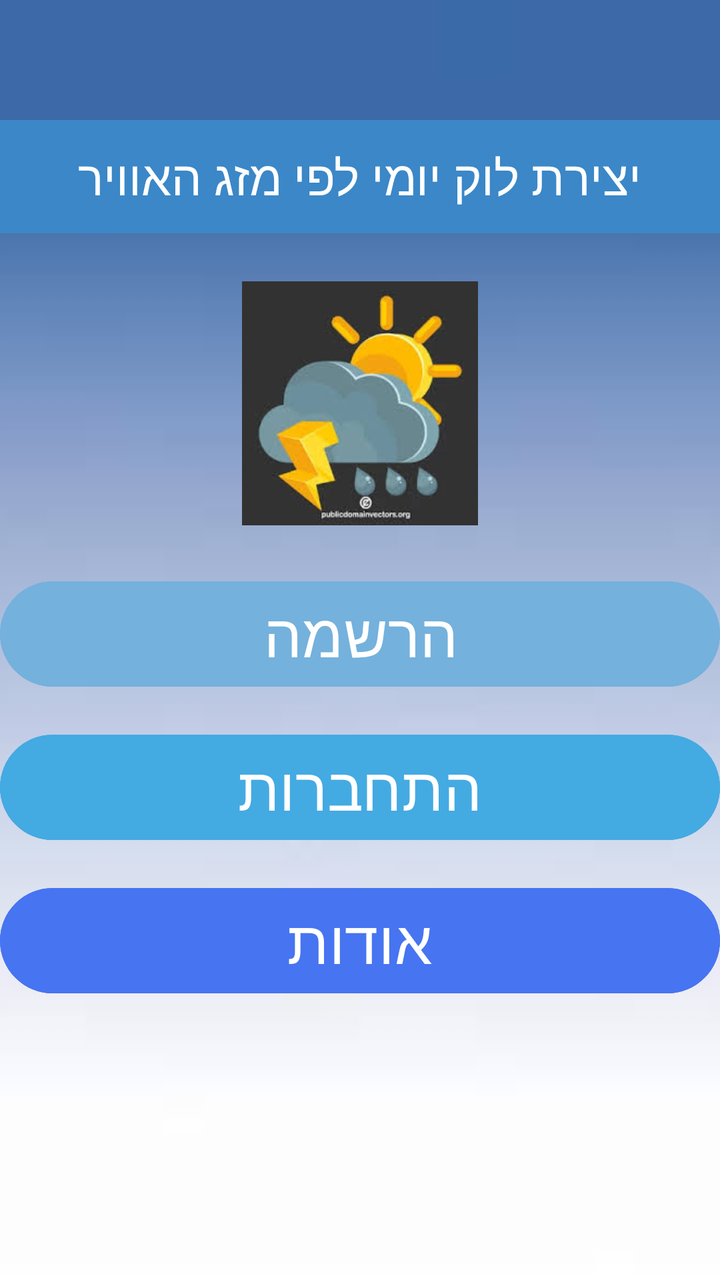
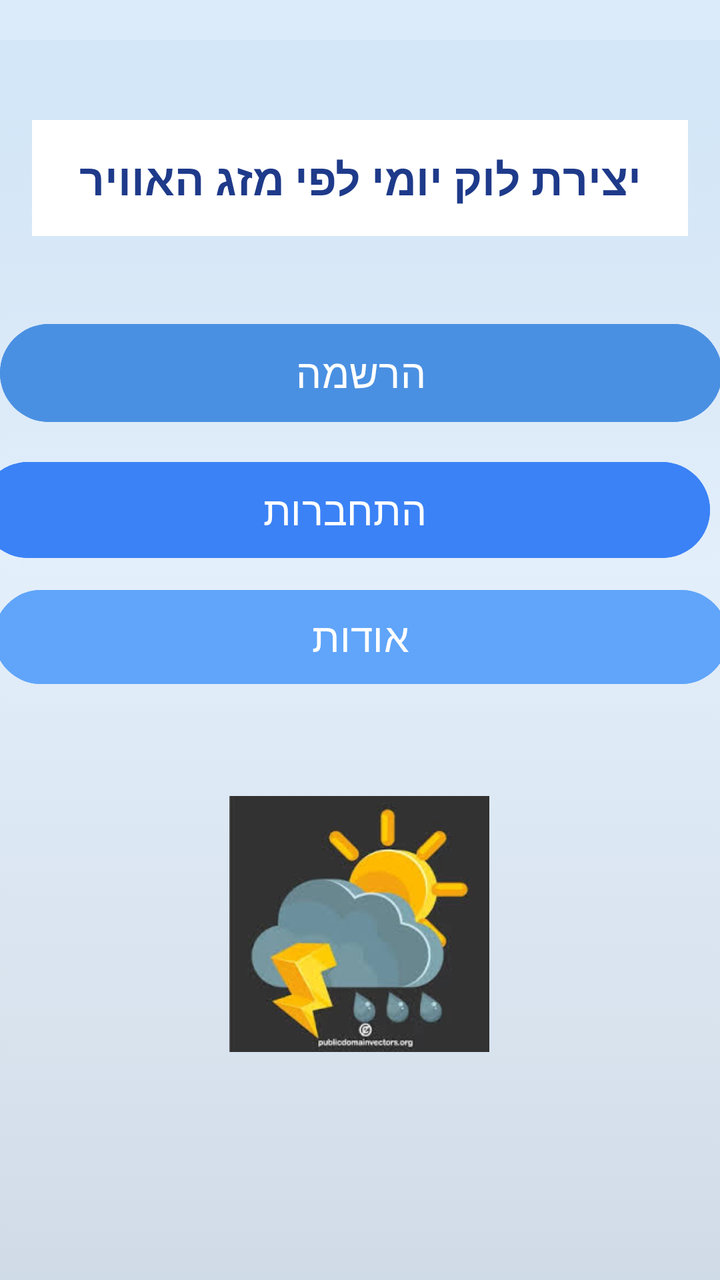

An Android layout rendered at two revisions. The XML below is the earlier revision; the diff shows what the commit changed to produce the second picture.
<!-- AndroidManifest.xml: application theme Theme.ProjectX -->
<!-- res/layout/activity_main.xml -->
<?xml version="1.0" encoding="utf-8"?>
<androidx.constraintlayout.widget.ConstraintLayout
    xmlns:android="http://schemas.android.com/apk/res/android"
    xmlns:app="http://schemas.android.com/apk/res-auto"
    xmlns:tools="http://schemas.android.com/tools"
    android:id="@+id/main"
    android:layout_width="match_parent"
    android:layout_height="match_parent"
    android:background="@android:color/holo_blue_light"
    tools:context=".MainActivity">


    <ImageView
        android:id="@+id/backgroundImage"
        android:layout_width="match_parent"
        android:layout_height="match_parent"
        android:scaleType="centerCrop"
        android:src="@drawable/backgrond1"
        android:clickable="false"
        android:focusable="false"
        android:focusableInTouchMode="false"
        app:layout_constraintBottom_toBottomOf="parent"
        app:layout_constraintEnd_toEndOf="parent"
        app:layout_constraintStart_toStartOf="parent"
        app:layout_constraintTop_toTopOf="parent" />


    <TextView
        android:id="@+id/titleText"
        android:layout_width="0dp"
        android:layout_height="wrap_content"
        android:text="יצירת לוק יומי לפי מזג האוויר"
        android:textColor="#FFFFFF"
        android:textSize="24sp"
        android:gravity="center"
        android:background="#3B87C7"
        android:layout_marginTop="60dp"
        android:padding="12dp"
        app:layout_constraintTop_toTopOf="parent"
        app:layout_constraintStart_toStartOf="parent"
        app:layout_constraintEnd_toEndOf="parent" />


    <ImageView
        android:id="@+id/logo"
        android:layout_width="118dp"
        android:layout_height="122dp"
        android:layout_marginTop="24dp"
        android:scaleType="centerCrop"
        android:src="@drawable/logo"
        app:layout_constraintTop_toBottomOf="@id/titleText"
        app:layout_constraintStart_toStartOf="parent"
        app:layout_constraintEnd_toEndOf="parent" />


    <Button
        android:id="@+id/newacc"
        android:layout_width="0dp"
        android:layout_height="wrap_content"
        android:layout_marginTop="24dp"
        android:backgroundTint="#74B1DC"
        android:text="הרשמה"
        android:textSize="30sp"
        app:layout_constraintTop_toBottomOf="@id/logo"
        app:layout_constraintStart_toStartOf="parent"
        app:layout_constraintEnd_toEndOf="parent" />

    <Button
        android:id="@+id/signup"
        android:layout_width="0dp"
        android:layout_height="wrap_content"
        android:layout_marginTop="16dp"
        android:backgroundTint="#44AAE2"
        android:text="התחברות"
        android:textSize="30sp"
        app:layout_constraintTop_toBottomOf="@id/newacc"
        app:layout_constraintStart_toStartOf="parent"
        app:layout_constraintEnd_toEndOf="parent" />

    <Button
        android:id="@+id/odot"
        android:layout_width="0dp"
        android:layout_height="wrap_content"
        android:layout_marginTop="16dp"
        android:backgroundTint="#4774F0"
        android:text="אודות"
        android:textSize="30sp"
        app:layout_constraintTop_toBottomOf="@id/signup"
        app:layout_constraintStart_toStartOf="parent"
        app:layout_constraintEnd_toEndOf="parent" />

</androidx.constraintlayout.widget.ConstraintLayout>
<!-- resources referenced by this layout -->
<resources>
  <!-- drawable backgrond1: jpg bitmap (drawable, 1167 bytes) -->
  <!-- drawable logo: jpg bitmap (drawable, 7266 bytes) -->
  <style name="Theme.ProjectX" parent="Base.Theme.ProjectX" />
  <style name="Base.Theme.ProjectX" parent="Theme.Material3.DayNight.NoActionBar">
          
          
      </style>
</resources>

<!-- the commit's change to res/layout/activity_main.xml (unified diff, before → after) -->
@@ -6,87 +6,100 @@
     android:id="@+id/main"
     android:layout_width="match_parent"
     android:layout_height="match_parent"
-    android:background="@android:color/holo_blue_light"
+    android:background="#DCEBFA"
     tools:context=".MainActivity">
 
-
+    
     <ImageView
         android:id="@+id/backgroundImage"
-        android:layout_width="match_parent"
-        android:layout_height="match_parent"
+        android:layout_width="0dp"
+        android:layout_height="0dp"
         android:scaleType="centerCrop"
-        android:src="@drawable/backgrond1"
-        android:clickable="false"
-        android:focusable="false"
-        android:focusableInTouchMode="false"
+        android:src="@drawable/back9"
+        android:alpha="0.2"
+        android:translationY="20dp"
+        app:layout_constraintTop_toTopOf="parent"
         app:layout_constraintBottom_toBottomOf="parent"
-        app:layout_constraintEnd_toEndOf="parent"
         app:layout_constraintStart_toStartOf="parent"
-        app:layout_constraintTop_toTopOf="parent" />
-
-
+        app:layout_constraintEnd_toEndOf="parent"/>
+    
     <TextView
         android:id="@+id/titleText"
         android:layout_width="0dp"
         android:layout_height="wrap_content"
         android:text="יצירת לוק יומי לפי מזג האוויר"
-        android:textColor="#FFFFFF"
-        android:textSize="24sp"
+        android:textColor="#1E3A8A"
+        android:textSize="22sp"
+        android:textStyle="bold"
         android:gravity="center"
-        android:background="#3B87C7"
+        android:background="#FFFFFF"
+        android:padding="14dp"
         android:layout_marginTop="60dp"
-        android:padding="12dp"
+        android:layout_marginHorizontal="16dp"
         app:layout_constraintTop_toTopOf="parent"
         app:layout_constraintStart_toStartOf="parent"
-        app:layout_constraintEnd_toEndOf="parent" />
+        app:layout_constraintEnd_toEndOf="parent"/>
 
+    
+    <Button
+        android:id="@+id/newacc"
+        android:layout_width="361dp"
+        android:layout_height="57dp"
+        android:layout_marginHorizontal="24dp"
+        android:layout_marginTop="40dp"
+        android:backgroundTint="#4A90E2"
+        android:text="הרשמה"
+        android:textColor="#FFFFFF"
+        android:textSize="20sp"
+        app:layout_constraintEnd_toEndOf="parent"
+        app:layout_constraintStart_toStartOf="parent"
+        app:layout_constraintTop_toBottomOf="@id/titleText" />
+
+    
+
+    
+
+    
+
+    <Button
+        android:id="@+id/signup"
+        android:layout_width="365dp"
+        android:layout_height="56dp"
+        android:layout_marginHorizontal="24dp"
+        android:layout_marginTop="12dp"
+        android:backgroundTint="#3B82F6"
+        android:text="התחברות"
+        android:textColor="#FFFFFF"
+        android:textSize="20sp"
+        app:layout_constraintEnd_toEndOf="parent"
+        app:layout_constraintHorizontal_bias="0.652"
+        app:layout_constraintStart_toStartOf="parent"
+        app:layout_constraintTop_toBottomOf="@id/newacc" />
+
+    <Button
+        android:id="@+id/odot"
+        android:layout_width="367dp"
+        android:layout_height="55dp"
+        android:layout_marginHorizontal="24dp"
+        android:layout_marginTop="8dp"
+        android:backgroundTint="#60A5FA"
+        android:text="אודות"
+        android:textColor="#FFFFFF"
+        android:textSize="20sp"
+        app:layout_constraintEnd_toEndOf="parent"
+        app:layout_constraintStart_toStartOf="parent"
+        app:layout_constraintTop_toBottomOf="@id/signup" />
 
     <ImageView
         android:id="@+id/logo"
-        android:layout_width="118dp"
-        android:layout_height="122dp"
-        android:layout_marginTop="24dp"
+        android:layout_width="130dp"
+        android:layout_height="128dp"
+        android:layout_marginTop="52dp"
         android:scaleType="centerCrop"
         android:src="@drawable/logo"
-        app:layout_constraintTop_toBottomOf="@id/titleText"
+        app:layout_constraintEnd_toEndOf="parent"
+        app:layout_constraintHorizontal_bias="0.498"
         app:layout_constraintStart_toStartOf="parent"
-        app:layout_constraintEnd_toEndOf="parent" />
-
-
-    <Button
-        android:id="@+id/newacc"
-        android:layout_width="0dp"
-        android:layout_height="wrap_content"
-        android:layout_marginTop="24dp"
-        android:backgroundTint="#74B1DC"
-        android:text="הרשמה"
-        android:textSize="30sp"
-        app:layout_constraintTop_toBottomOf="@id/logo"
-        app:layout_constraintStart_toStartOf="parent"
-        app:layout_constraintEnd_toEndOf="parent" />
-
-    <Button
-        android:id="@+id/signup"
-        android:layout_width="0dp"
-        android:layout_height="wrap_content"
-        android:layout_marginTop="16dp"
-        android:backgroundTint="#44AAE2"
-        android:text="התחברות"
-        android:textSize="30sp"
-        app:layout_constraintTop_toBottomOf="@id/newacc"
-        app:layout_constraintStart_toStartOf="parent"
-        app:layout_constraintEnd_toEndOf="parent" />
-
-    <Button
-        android:id="@+id/odot"
-        android:layout_width="0dp"
-        android:layout_height="wrap_content"
-        android:layout_marginTop="16dp"
-        android:backgroundTint="#4774F0"
-        android:text="אודות"
-        android:textSize="30sp"
-        app:layout_constraintTop_toBottomOf="@id/signup"
-        app:layout_constraintStart_toStartOf="parent"
-        app:layout_constraintEnd_toEndOf="parent" />
+        app:layout_constraintTop_toBottomOf="@id/odot" />
 
 </androidx.constraintlayout.widget.ConstraintLayout>
<!-- resource entries referenced after the edit -->
@@ -1,6 +1,6 @@
 <!-- resources referenced by this layout -->
 <resources>
-  <!-- drawable backgrond1: jpg bitmap (drawable, 1167 bytes) -->
+  <!-- drawable back9: jpg bitmap (drawable, 6819 bytes) -->
   <!-- drawable logo: jpg bitmap (drawable, 7266 bytes) -->
   <style name="Theme.ProjectX" parent="Base.Theme.ProjectX" />
   <style name="Base.Theme.ProjectX" parent="Theme.Material3.DayNight.NoActionBar">
